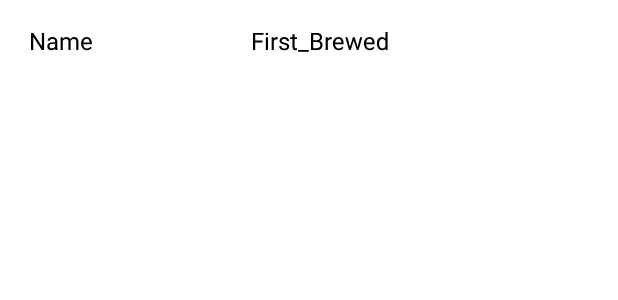
After one commit to guanchang98/CS5520-District13, an Android app: the layout item_punk.xml on its own in the app's theme, with its tools: preview values and no code run, on a phone screen of 412 x 824 dp. The commit adds this screen. Shown: the top 300 px of the screen. Run offline under Robolectric (Android 15) with nearby library versions, the phone set to English and light mode, and no system bars.

Commit message:
Create files for RecyclerView and Retrofit

```diff
--- a/app/build.gradle
+++ b/app/build.gradle
@@ -36,4 +36,10 @@ dependencies {
     testImplementation 'junit:junit:4.13.2'
     androidTestImplementation 'androidx.test.ext:junit:1.1.3'
     androidTestImplementation 'androidx.test.espresso:espresso-core:3.4.0'
+
+    // Retrofit
+    implementation 'com.squareup.retrofit2:retrofit:2.9.0'
+
+    // Retrofit Converter
+    implementation 'com.squareup.retrofit2:converter-gson:2.9.0'
 }
--- /dev/null
+++ b/app/src/main/java/com/example/district13/DataModel.java
@@ -0,0 +1,5 @@
+package com.example.district13;
+
+public class DataModel {
+
+}
--- a/app/src/main/java/com/example/district13/ServiceActivity.java
+++ b/app/src/main/java/com/example/district13/ServiceActivity.java
@@ -3,8 +3,10 @@ package com.example.district13;
 import android.os.Bundle;
 
 import androidx.appcompat.app.AppCompatActivity;
+import androidx.recyclerview.widget.RecyclerView;
 
 public class ServiceActivity extends AppCompatActivity {
+    RecyclerView PunkRecyclerView;
 
     @Override
     protected void onCreate(Bundle savedInstanceState) {
--- /dev/null
+++ b/app/src/main/res/layout/item_punk.xml
@@ -0,0 +1,37 @@
+<?xml version="1.0" encoding="utf-8"?>
+<RelativeLayout xmlns:android="http://schemas.android.com/apk/res/android"
+    xmlns:tools="http://schemas.android.com/tools"
+    android:layout_width="match_parent"
+    android:layout_height="wrap_content"
+    android:rotationX="360">
+
+    <TextView
+        android:id="@+id/punk_name"
+        android:layout_width="127dp"
+        android:layout_height="wrap_content"
+        android:layout_alignParentStart="true"
+        android:layout_centerVertical="true"
+        android:layout_marginStart="19dp"
+        android:layout_marginTop="16dp"
+        android:layout_marginEnd="8dp"
+        android:layout_marginBottom="16dp"
+        android:layout_toStartOf="@id/punk_first_brewed"
+        android:textColor="@color/black"
+        android:textSize="16sp"
+        tools:text="Name" />
+
+    <TextView
+        android:id="@+id/punk_first_brewed"
+        android:layout_width="243dp"
+        android:layout_height="wrap_content"
+        android:layout_alignParentEnd="true"
+        android:layout_centerVertical="true"
+        android:layout_marginStart="16dp"
+        android:layout_marginTop="16dp"
+        android:layout_marginEnd="1dp"
+        android:layout_marginBottom="16dp"
+        android:textColor="@color/black"
+        android:textSize="16sp"
+        tools:text="First_Brewed" />
+
+</RelativeLayout>
```
Also changed, not shown: app/src/main/java/com/example/district13/APICall.java (added, +10 -0 lines), app/src/main/java/com/example/district13/Punk.java (added, +20 -0 lines), app/src/main/java/com/example/district13/PunkAdapter.java (added, +40 -0 lines), app/src/main/java/com/example/district13/PunkViewHolder.java (added, +19 -0 lines).
